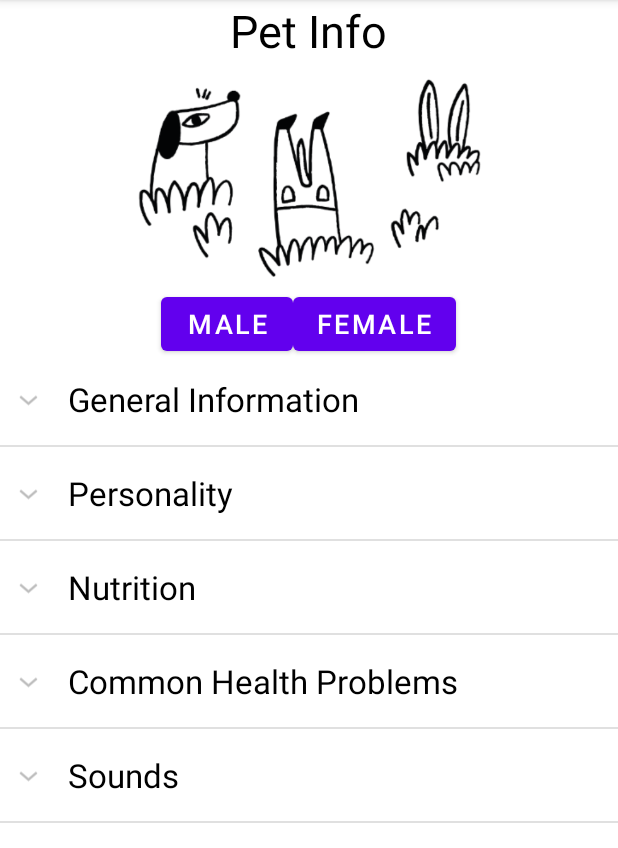
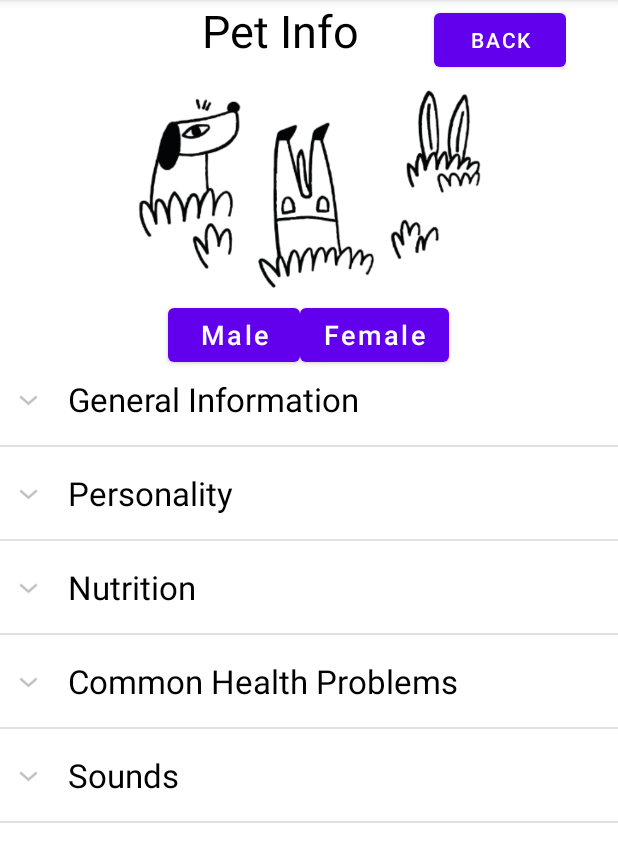
Before and after one commit to MobileNetworksUWS/PetsopediaApp, an Android app: the PetInfo screen opened directly, with no data from a screen before it, on a phone screen of 412 x 824 dp, the part 84-932 px from its top. Run offline under Robolectric (Android 15) with nearby library versions, the light colour scheme and no system bars.

Commit message:
added buttons

```diff
--- a/app/src/main/java/com/example/petsopedia/PetInfo.java
+++ b/app/src/main/java/com/example/petsopedia/PetInfo.java
@@ -15,10 +15,24 @@ import java.util.Map;
 
 public class PetInfo extends AppCompatActivity {
 
+    Button backbutton;
+
     @Override
     protected void onCreate(Bundle savedInstanceState) {
         super.onCreate(savedInstanceState);
         setContentView(R.layout.pet_info);
+        backbutton = (Button)findViewById(R.id.backPetInfo);
+
+        backbutton.setOnClickListener(new View.OnClickListener() {
+
+            public void onClick(View v)
+            {
+
+                Intent intent = new Intent(PetInfo.this, MainActivity.class);
+
+                startActivity(intent);
+            }
+        });
 
         ParentListItems = new LinkedHashMap<>();
         for (String HoldItem : TitleList) {
--- a/app/src/main/res/layout/pet_info.xml
+++ b/app/src/main/res/layout/pet_info.xml
@@ -10,15 +10,28 @@
         android:layout_width="match_parent"
         android:layout_height="match_parent"
         android:orientation="vertical">
-
-        <TextView
-            android:id="@+id/textView"
+        <LinearLayout
             android:layout_width="wrap_content"
             android:layout_height="wrap_content"
-            android:text="Pet Info"
-            android:textColor="@android:color/black"
-            android:layout_gravity="center_horizontal"
-            android:textSize="30sp"/>
+            android:orientation="horizontal"
+            android:layout_gravity="center_horizontal">
+            <TextView
+                android:id="@+id/textView"
+                android:layout_width="wrap_content"
+                android:layout_height="wrap_content"
+                android:text="Pet Info"
+                android:textColor="@android:color/black"
+                android:paddingRight="50dp"
+                android:paddingLeft="100dp"
+                android:textSize="30sp"/>
+
+            <Button
+                android:id="@+id/backPetInfo"
+                android:layout_width="wrap_content"
+                android:layout_height="wrap_content"
+                android:layout_toRightOf="@+id/textView"
+                android:text="@string/back_button" />
+        </LinearLayout>
 
         <ImageView
             android:id="@+id/imageView"
@@ -39,6 +52,7 @@
                 android:layout_height="wrap_content"
                 android:layout_gravity="center_horizontal"
                 android:text="@string/male"
+                android:textAllCaps="false"
                 android:textSize="18dp" />
 
             <Button
@@ -47,6 +61,7 @@
                 android:layout_height="wrap_content"
                 android:layout_gravity="center_horizontal"
                 android:text="@string/female"
+                android:textAllCaps="false"
                 android:textSize="18dp" />
         </LinearLayout>
 
--- a/app/src/main/res/values/strings.xml
+++ b/app/src/main/res/values/strings.xml
@@ -33,6 +33,8 @@
     <string name="birds">Birds</string>
     <string name="hamsters">Hamsters</string>
     <string name="choose_breed">Choose a Breed:</string>
+    <string name="back_button">Back</string>
+    <string name="go_button">Go</string>
 
 
 </resources>
--- a/build.gradle
+++ b/build.gradle
@@ -5,7 +5,7 @@ buildscript {
         jcenter()
     }
     dependencies {
-        classpath "com.android.tools.build:gradle:4.1.0"
+        classpath 'com.android.tools.build:gradle:4.1.1'
 
         // NOTE: Do not place your application dependencies here; they belong
         // in the individual module build.gradle files
```
Also changed, not shown: app/src/main/java/com/example/petsopedia/Cats.java (+16 -0 lines), app/src/main/java/com/example/petsopedia/Dogs.java (+16 -2 lines), app/src/main/java/com/example/petsopedia/Explore.java (+13 -0 lines), app/src/main/java/com/example/petsopedia/Questionnaire.java (+16 -2 lines), app/src/main/java/com/example/petsopedia/Rabbits.java (+16 -0 lines), app/src/main/res/layout/cats.xml (+22 -0 lines), app/src/main/res/layout/dogs.xml (+22 -0 lines), app/src/main/res/layout/explore.xml (+10 -0 lines), app/src/main/res/layout/questionnaire.xml (+20 -0 lines), app/src/main/res/layout/rabbits.xml (+22 -0 lines).
